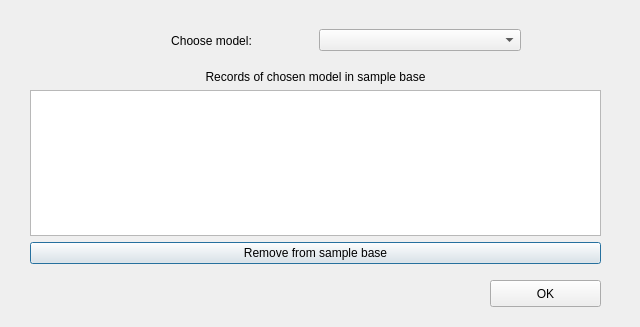
This is windows/RecordBaseDisplayingWindow.ui in Erucolindo96/Native-Speaker as Qt 5 draws it before an edit. The edited form follows.
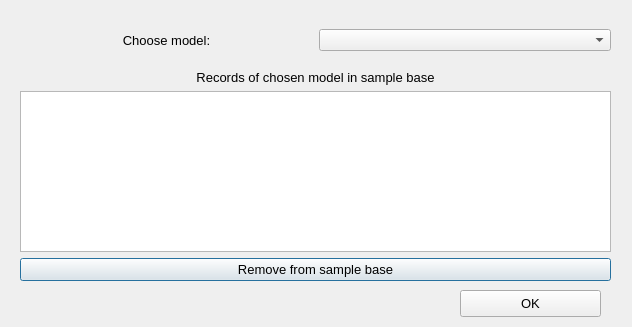
This is the edited form.

Diff of the .ui file:
```diff
--- a/windows/RecordBaseDisplayingWindow.ui
+++ b/windows/RecordBaseDisplayingWindow.ui
@@ -6,7 +6,7 @@
    <rect>
     <x>0</x>
     <y>0</y>
-    <width>640</width>
+    <width>632</width>
     <height>327</height>
    </rect>
   </property>
@@ -16,15 +16,20 @@
   <widget class="QWidget" name="horizontalLayoutWidget">
    <property name="geometry">
     <rect>
-     <x>110</x>
+     <x>20</x>
      <y>20</y>
-     <width>411</width>
+     <width>591</width>
      <height>41</height>
     </rect>
    </property>
    <layout class="QHBoxLayout" name="horizontalLayout">
     <item>
      <widget class="QLabel" name="label_model">
+      <property name="font">
+       <font>
+        <pointsize>10</pointsize>
+       </font>
+      </property>
       <property name="text">
        <string>Choose model:</string>
       </property>
@@ -41,15 +46,20 @@
   <widget class="QWidget" name="verticalLayoutWidget">
    <property name="geometry">
     <rect>
-     <x>30</x>
+     <x>20</x>
      <y>70</y>
-     <width>571</width>
-     <height>194</height>
+     <width>591</width>
+     <height>211</height>
     </rect>
    </property>
    <layout class="QVBoxLayout" name="verticalLayout_sample_base">
     <item>
      <widget class="QLabel" name="label_sample_base">
+      <property name="font">
+       <font>
+        <pointsize>10</pointsize>
+       </font>
+      </property>
       <property name="text">
        <string>Records of chosen model in sample base</string>
       </property>
@@ -65,6 +75,11 @@
      <layout class="QHBoxLayout" name="horizontalLayout_sample_base">
       <item>
        <widget class="QPushButton" name="pushButton_remove_from_sample_base">
+        <property name="font">
+         <font>
+          <pointsize>10</pointsize>
+         </font>
+        </property>
         <property name="text">
          <string>Remove from sample base</string>
         </property>
@@ -77,12 +92,17 @@
   <widget class="QPushButton" name="pushButton">
    <property name="geometry">
     <rect>
-     <x>490</x>
-     <y>280</y>
-     <width>111</width>
+     <x>460</x>
+     <y>290</y>
+     <width>141</width>
      <height>27</height>
     </rect>
    </property>
+   <property name="font">
+    <font>
+     <pointsize>10</pointsize>
+    </font>
+   </property>
    <property name="text">
     <string>OK</string>
    </property>
```
Left out of the diff: 2 changed lines with no effect on the pictures.
